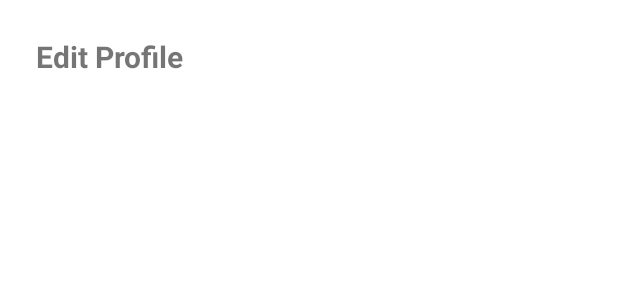
After one commit to sammymices/UTS_MOAPPS, an Android app: the layout fragment_edit_profile.xml on its own in the app's theme, with its tools: preview values and no code run, on a phone screen of 412 x 824 dp. The commit adds this screen. Shown: the top 300 px of the screen. Run offline under Robolectric (Android 15) with nearby library versions, the light colour scheme and no system bars.

Commit message:
NAMBAH EDIT PROFILE

```diff
--- /dev/null
+++ b/app/src/main/res/layout/fragment_edit_profile.xml
@@ -0,0 +1,22 @@
+<?xml version="1.0" encoding="utf-8"?>
+<ScrollView xmlns:android="http://schemas.android.com/apk/res/android"
+    android:layout_width="match_parent"
+    android:layout_height="match_parent"
+    android:padding="24dp">
+
+    <LinearLayout
+        android:orientation="vertical"
+        android:layout_width="match_parent"
+        android:layout_height="wrap_content">
+
+        <!-- Title -->
+        <TextView
+            android:layout_width="wrap_content"
+            android:layout_height="wrap_content"
+            android:text="Edit Profile"
+            android:textStyle="bold"
+            android:textSize="20sp"/>
+
+    </LinearLayout>
+
+</ScrollView>
--- a/app/src/main/res/layout/fragment_profile.xml
+++ b/app/src/main/res/layout/fragment_profile.xml
@@ -54,6 +54,7 @@
             <!-- Edit Profile -->
             <LinearLayout
                 android:layout_width="match_parent"
+                android:id="@+id/menuEditProfile"
                 android:layout_height="48dp"
                 android:gravity="center_vertical"
                 android:paddingHorizontal="12dp"
@@ -76,6 +77,7 @@
             <!-- Notification -->
             <LinearLayout
                 android:layout_width="match_parent"
+                android:id="@+id/menuNotification"
                 android:layout_height="48dp"
                 android:gravity="center_vertical"
                 android:paddingHorizontal="12dp"
@@ -98,6 +100,7 @@
             <!-- My Games -->
             <LinearLayout
                 android:layout_width="match_parent"
+                android:id="@+id/menuMyGames"
                 android:layout_height="48dp"
                 android:gravity="center_vertical"
                 android:paddingHorizontal="12dp"
@@ -120,6 +123,7 @@
             <!-- About -->
             <LinearLayout
                 android:layout_width="match_parent"
+                android:id="@+id/menuAbout"
                 android:layout_height="48dp"
                 android:gravity="center_vertical"
                 android:paddingHorizontal="12dp"
```
Also changed, not shown: app/src/main/java/com/example/uts_moapps/MainActivity.kt (+11 -5 lines), app/src/main/java/com/example/uts_moapps/fragments/EditProfileFragment.kt (added, +17 -0 lines), app/src/main/java/com/example/uts_moapps/fragments/ProfileFragment.kt (+38 -3 lines), app/src/main/res/layout/activity_main.xml (+11 -7 lines).
